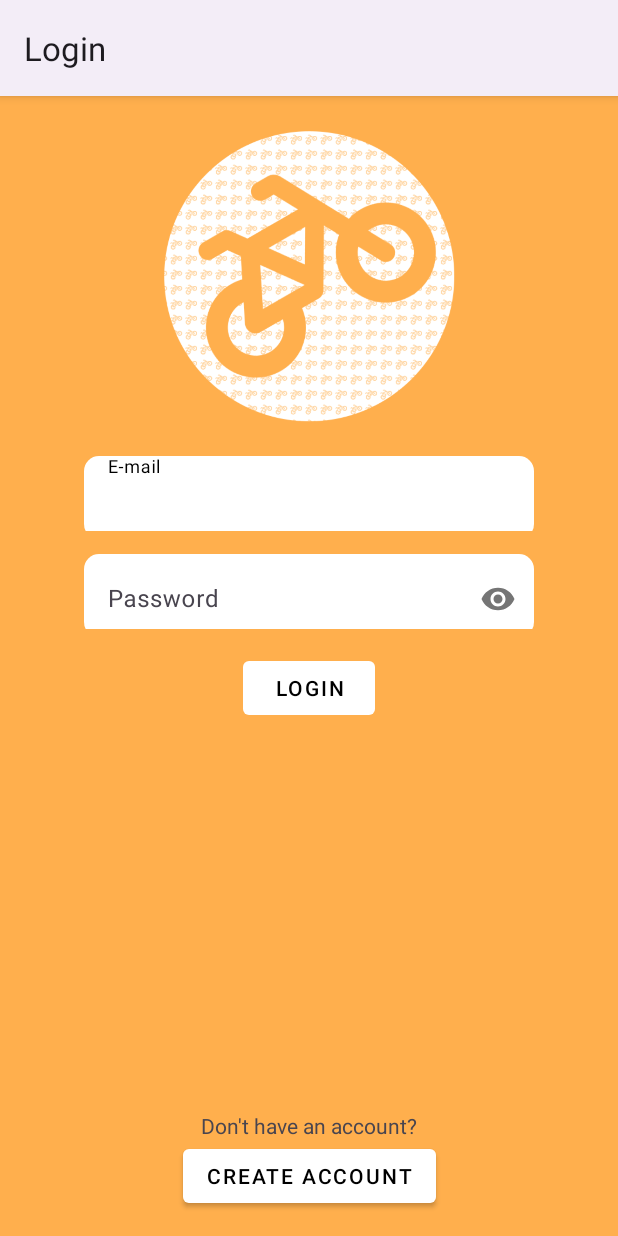
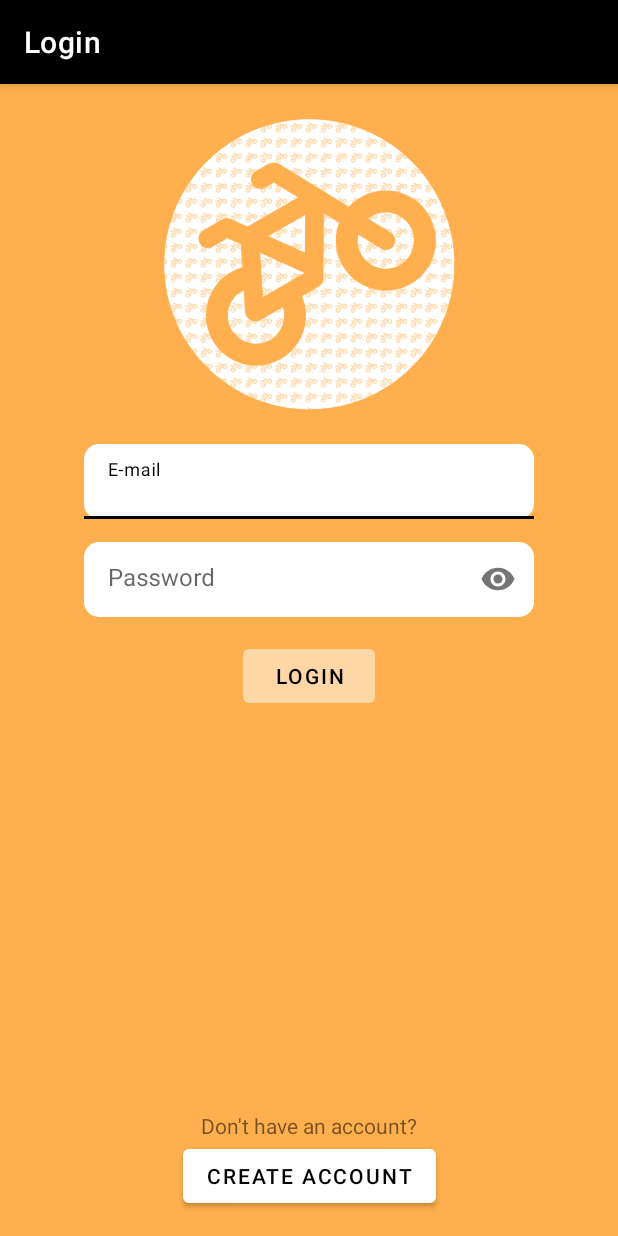
Before and after one commit to Sycri/DatZ4019, an Android app: the screen it shows after launch (AuthActivity), on a phone screen of 412 x 824 dp. Run offline under Robolectric (Android 15) with nearby library versions, the phone set to English and light mode, and no system bars; our stand-ins replace Firebase (no records; nobody signed in at launch, a user with empty details on screens opened directly), navigation-ui.

Commit message:
Undo switch to Material 3 & clean up XML files

```diff
--- a/app/src/main/AndroidManifest.xml
+++ b/app/src/main/AndroidManifest.xml
@@ -11,7 +11,7 @@
         android:label="@string/app_name"
         android:roundIcon="@mipmap/ic_launcher_round"
         android:supportsRtl="true"
-        android:theme="@style/Theme.DatZ4019"
+        android:theme="@style/AppTheme"
         tools:targetApi="33">
         <activity
             android:name=".ui.auth.AuthActivity"
--- /dev/null
+++ b/app/src/main/res/color/btn_color_selector.xml
@@ -0,0 +1,5 @@
+<?xml version="1.0" encoding="utf-8"?>
+<selector xmlns:android="http://schemas.android.com/apk/res/android">
+    <item android:color="@color/white" android:state_enabled="true" />
+    <item android:alpha="0.5" android:color="@color/white" />
+</selector>
--- a/app/src/main/res/layout/activity_main.xml
+++ b/app/src/main/res/layout/activity_main.xml
@@ -24,7 +24,7 @@
         android:layout_height="wrap_content"
         android:layout_marginStart="0dp"
         android:layout_marginEnd="0dp"
-        android:background="#ff981a"
+        android:background="@color/secondary_orange"
         app:layout_constraintBottom_toBottomOf="parent"
         app:layout_constraintLeft_toLeftOf="parent"
         app:layout_constraintRight_toRightOf="parent"
--- a/app/src/main/res/layout/fragment_home.xml
+++ b/app/src/main/res/layout/fragment_home.xml
@@ -4,7 +4,8 @@
     xmlns:tools="http://schemas.android.com/tools"
     android:layout_width="match_parent"
     android:layout_height="match_parent"
-    tools:context=".ui.main.home.LoginFragment">
+    android:orientation="vertical"
+    tools:context=".ui.main.home.HomeFragment">
 
     <TextView
         android:id="@+id/text_home"
--- a/app/src/main/res/layout/fragment_login.xml
+++ b/app/src/main/res/layout/fragment_login.xml
@@ -4,9 +4,8 @@
     xmlns:tools="http://schemas.android.com/tools"
     android:layout_width="match_parent"
     android:layout_height="match_parent"
-    tools:context=".ui.auth.login.LoginFragment"
-    android:background="@color/main_orange"
-    android:orientation="vertical">
+    android:orientation="vertical"
+    tools:context=".ui.auth.login.LoginFragment">
 
     <ImageView
         android:id="@+id/logo"
@@ -29,7 +28,6 @@
         android:layout_marginTop="20dp"
         android:layout_marginEnd="24dp"
         android:layout_gravity="center"
-        android:background="@drawable/rounded_background"
         android:hint="@string/prompt_email"
         app:errorEnabled="true"
         app:layout_constraintEnd_toEndOf="@id/logo"
@@ -53,7 +51,6 @@
         android:layout_height="50dp"
         android:layout_marginTop="15dp"
         android:layout_gravity="center"
-        android:background="@drawable/rounded_background"
         android:hint="@string/prompt_password"
         app:errorEnabled="true"
         app:layout_constraintEnd_toEndOf="parent"
@@ -74,6 +71,7 @@
 
     <Button
         android:id="@+id/buttonLogin"
+        style="@style/AppTheme.Button"
         android:layout_width="wrap_content"
         android:layout_height="wrap_content"
         android:layout_gravity="center"
@@ -82,11 +80,9 @@
         android:layout_marginEnd="48dp"
         android:enabled="false"
         android:text="@string/action_login"
-        android:textColor="@color/black"
         app:layout_constraintEnd_toEndOf="parent"
         app:layout_constraintStart_toStartOf="parent"
-        app:layout_constraintTop_toBottomOf="@+id/textInputLayoutPassword"
-        style="@style/Theme.DatZ4019.Button" />
+        app:layout_constraintTop_toBottomOf="@+id/textInputLayoutPassword" />
 
     <ProgressBar
         android:id="@+id/loadingBar"
@@ -112,12 +108,11 @@
 
     <Button
         android:id="@+id/buttonSignup"
+        style="@style/AppTheme.Button"
         android:layout_width="wrap_content"
         android:layout_height="wrap_content"
         android:text="@string/action_signup"
-        android:textColor="@color/black"
         app:layout_constraintEnd_toEndOf="@+id/textViewNoAccount"
         app:layout_constraintStart_toStartOf="@+id/textViewNoAccount"
-        app:layout_constraintTop_toBottomOf="@+id/textViewNoAccount"
-        style="@style/Theme.DatZ4019.Button" />
+        app:layout_constraintTop_toBottomOf="@+id/textViewNoAccount" />
 </androidx.constraintlayout.widget.ConstraintLayout>
--- a/app/src/main/res/layout/fragment_orders.xml
+++ b/app/src/main/res/layout/fragment_orders.xml
@@ -5,6 +5,7 @@
     android:id="@+id/swipeRefreshLayout"
     android:layout_width="match_parent"
     android:layout_height="match_parent"
+    android:orientation="vertical"
     tools:context=".ui.main.orders.OrdersFragment">
 
     <androidx.recyclerview.widget.RecyclerView
--- a/app/src/main/res/layout/fragment_settings.xml
+++ b/app/src/main/res/layout/fragment_settings.xml
@@ -4,9 +4,10 @@
     xmlns:tools="http://schemas.android.com/tools"
     android:layout_width="match_parent"
     android:layout_height="match_parent"
+    android:orientation="vertical"
     tools:context=".ui.main.settings.SettingsFragment">
 
-    <com.google.android.material.materialswitch.MaterialSwitch
+    <com.google.android.material.switchmaterial.SwitchMaterial
         android:id="@+id/switchIsCourier"
         android:layout_width="0dp"
         android:layout_height="48dp"
@@ -20,8 +21,9 @@
         app:layout_constraintStart_toStartOf="parent"
         app:layout_constraintTop_toTopOf="parent" />
 
-    <com.google.android.material.button.MaterialButton
+    <Button
         android:id="@+id/buttonLogout"
+        style="@style/Widget.MaterialComponents.Button.TextButton"
         android:layout_width="wrap_content"
         android:layout_height="wrap_content"
         android:layout_marginStart="24dp"
--- a/app/src/main/res/values-night/themes.xml
+++ b/app/src/main/res/values-night/themes.xml
@@ -1,6 +1,6 @@
 <resources xmlns:tools="http://schemas.android.com/tools">
     <!-- Base application theme. -->
-    <style name="Theme.DatZ4019" parent="Theme.Material3.DayNight">
+    <style name="AppTheme" parent="Theme.MaterialComponents.DayNight.DarkActionBar">
         <!-- Primary brand color. -->
         <item name="colorPrimary">@color/purple_200</item>
         <item name="colorPrimaryVariant">@color/purple_700</item>
--- a/app/src/main/res/values/colors.xml
+++ b/app/src/main/res/values/colors.xml
@@ -7,5 +7,6 @@
     <color name="teal_700">#FF018786</color>
     <color name="black">#FF000000</color>
     <color name="white">#FFFFFFFF</color>
-    <color name="main_orange">#ffaf4d</color>
+    <color name="background_orange">#FFAF4D</color>
+    <color name="secondary_orange">#FF981A</color>
 </resources>
--- a/app/src/main/res/values/themes.xml
+++ b/app/src/main/res/values/themes.xml
@@ -1,22 +1,22 @@
 <resources xmlns:tools="http://schemas.android.com/tools">
     <!-- Base application theme. -->
-    <style name="Theme.DatZ4019" parent="Theme.Material3.DayNight">
+    <style name="AppTheme" parent="Theme.MaterialComponents.Light.DarkActionBar">
         <!-- Primary brand color. -->
         <item name="colorPrimary">@color/black</item>
-        <item name="colorPrimaryVariant">@color/white</item>
-        <item name="colorOnPrimary">@color/black</item>
+        <item name="colorPrimaryVariant">@color/black</item>
+        <item name="colorOnPrimary">@color/white</item>
         <!-- Secondary brand color. -->
-        <item name="colorSecondary">@color/main_orange</item>
-        <item name="colorSecondaryVariant">@color/main_orange</item>
-        <item name="colorOnSecondary">@color/white</item>
+        <item name="colorSecondary">@color/white</item>
+        <item name="colorSecondaryVariant">@color/white</item>
+        <item name="colorOnSecondary">@color/black</item>
         <!-- Status bar color. -->
+        <item name="android:statusBarColor">?attr/colorPrimaryVariant</item>
         <!-- Customize your theme here. -->
-        <item name="android:windowBackground">@color/main_orange</item>
-        <item name="buttonStyle">@style/Theme.DatZ4019.Button</item>
+        <item name="android:windowBackground">@color/background_orange</item>
     </style>
 
-    <style name="Theme.DatZ4019.Button" parent="Widget.MaterialComponents.Button">
+    <style name="AppTheme.Button" parent="Widget.MaterialComponents.Button">
         <item name="android:textColor">@color/black</item> <!-- Text color of the button -->
-        <item name="backgroundTint">@color/white</item> <!-- Background color of the button -->
+        <item name="backgroundTint">@color/btn_color_selector</item> <!-- Background color of the button -->
     </style>
 </resources>
```
Also changed, not shown: app/src/main/res/layout/fragment_signup.xml (+4 -3 lines).
